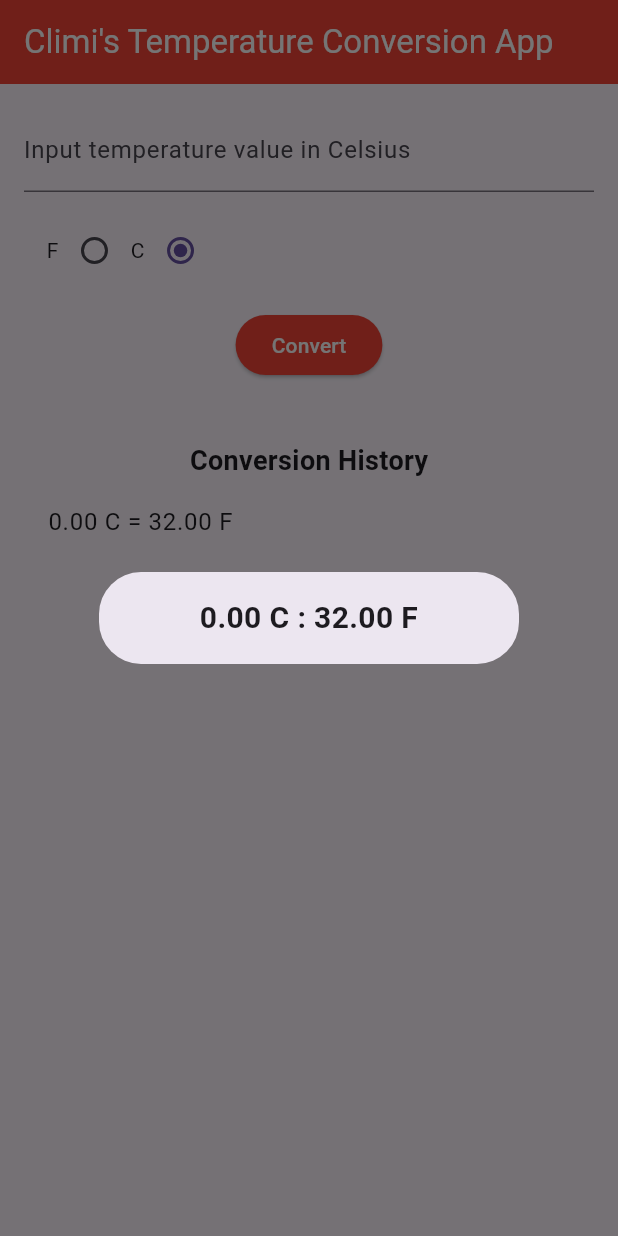
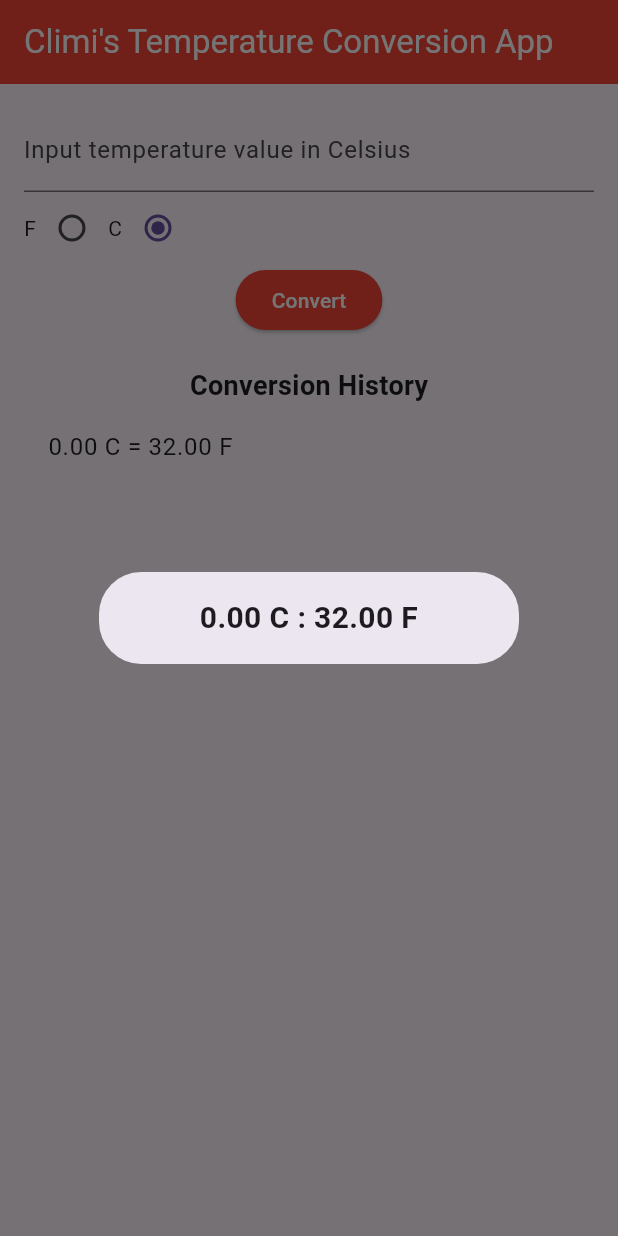
Before and after one commit to eadewusic/Flutter-Projects, a Flutter app: the screen it shows after launch, after a tap on "Convert", on a phone screen of 412 x 824 dp. Run offline on Flutter 3.47's test engine with Material 3 defaults, Android fonts, the phone set to English and light mode, and no system bars.

Commit message:
adjusted code

```diff
--- a/temp_conversion/lib/main.dart
+++ b/temp_conversion/lib/main.dart
@@ -58,10 +58,8 @@ class TempState extends State<TempApp> {
       backgroundColor: Colors.red, // Crimson app bar background color
     );
 
-    // Container for temperature unit switch
-    Container tempSwitch = Container(
-      padding: const EdgeInsets.all(15.0),
-      child: Row(
+    // Temperature unit switch
+    Row tempSwitch = Row(
       children: <Widget>[
         const Text("F"), // Fahrenheit label
         Radio<bool>(
@@ -84,12 +82,10 @@ class TempState extends State<TempApp> {
           },
         ),
       ],
-      ),
     );
 
-    // Container for the conversion button
-    Container calcBtn = Container(
-      child: MouseRegion(
+    // Conversion button
+    MouseRegion calcBtn = MouseRegion(
       cursor: SystemMouseCursors.click, // Changing cursor to hand on hover
       child: ElevatedButton(
         style: ElevatedButton.styleFrom(
@@ -148,7 +144,6 @@ class TempState extends State<TempApp> {
           );
         },
       ),
-      ),
     );
 
     return Scaffold(
@@ -157,7 +152,7 @@ class TempState extends State<TempApp> {
         onTap: () {
           focusNode.unfocus(); // Hide keyboard when tapping outside
         },
-        child: Container(
+        child: Padding(
           padding: const EdgeInsets.all(16.0),
           child: Column(
             children: <Widget>[
@@ -165,7 +160,6 @@ class TempState extends State<TempApp> {
               tempSwitch, // Temperature unit switch
               calcBtn, // Conversion button
               const SizedBox(height: 20), // Space between the button and the list
-              const SizedBox(height: 20), // Additional space before the title
               const Text(
                 'Conversion History',
                 style: TextStyle(fontSize: 18, fontWeight: FontWeight.bold),
```
Lines whose indentation alone changed are shown as unchanged.
